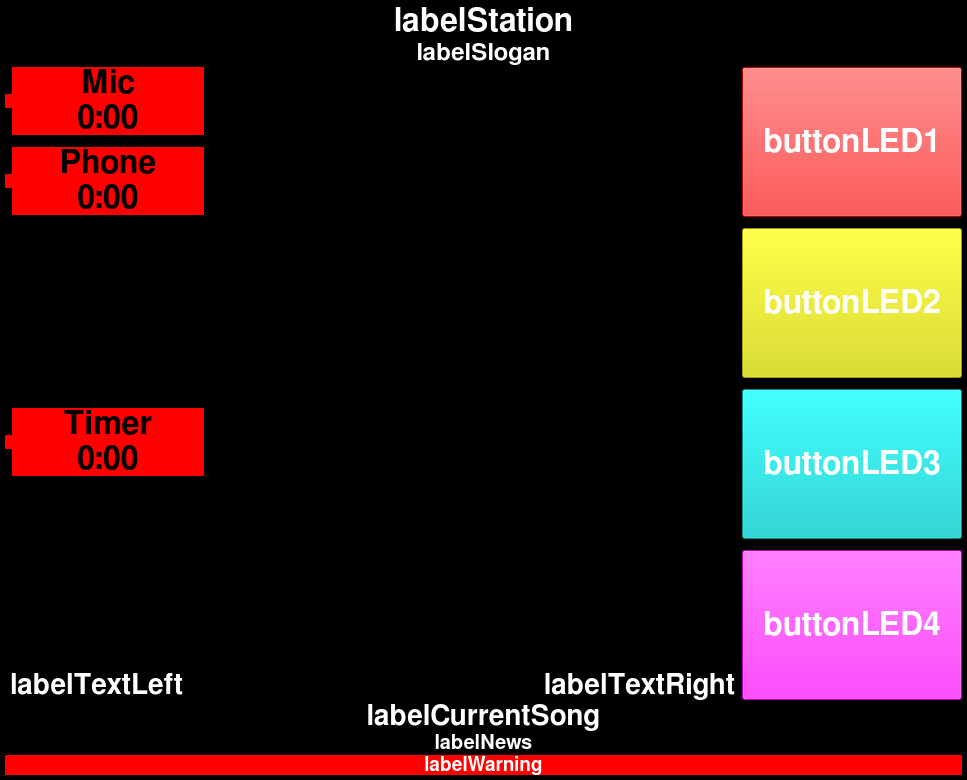
Qt form mainscreen.ui (saschaludwig/OnAirScreen) before a commit.
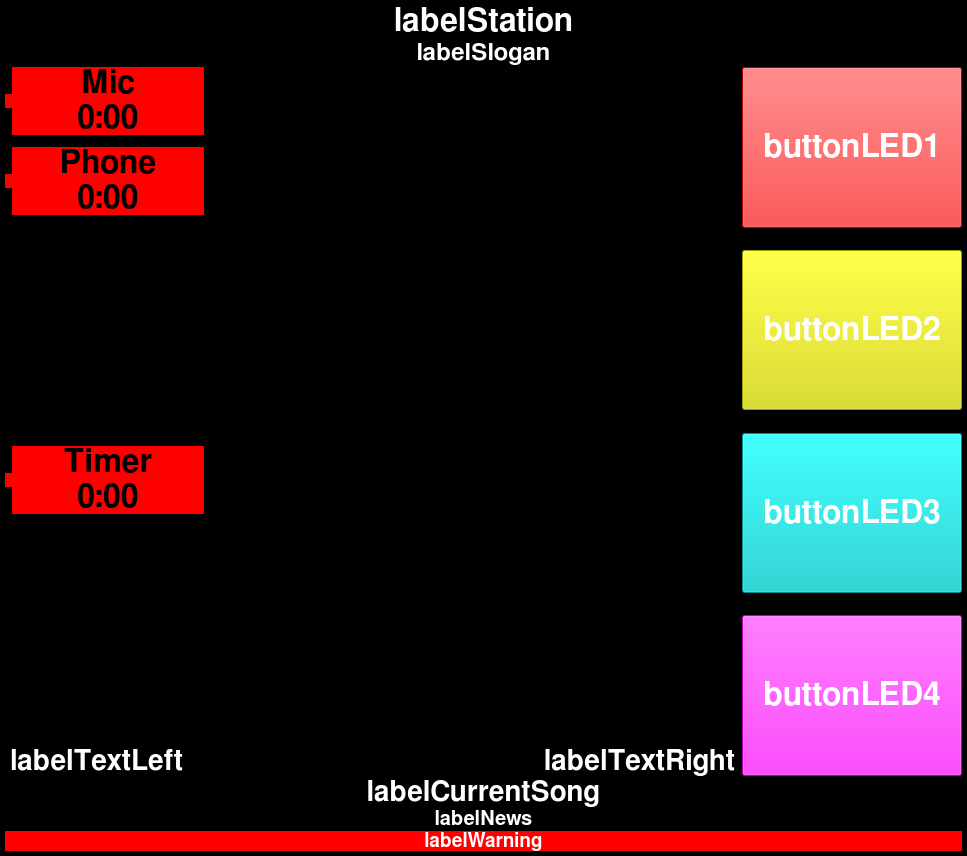
The same form after that commit. Icons and pictures are not drawn. Custom widgets are drawn as their Qt base class.

Commit message: added logo support in digital clock

What changed in the file:
```diff
--- a/mainscreen.ui
+++ b/mainscreen.ui
@@ -13,7 +13,7 @@
     <x>0</x>
     <y>0</y>
     <width>967</width>
-    <height>763</height>
+    <height>856</height>
    </rect>
   </property>
   <property name="minimumSize">
```
The commit also changes 2 other files.
